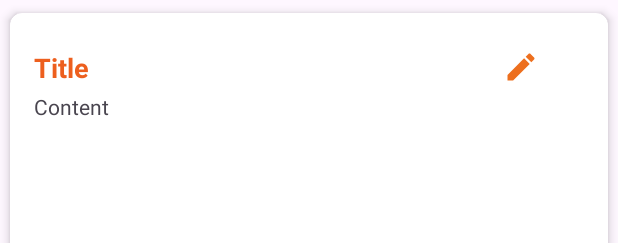
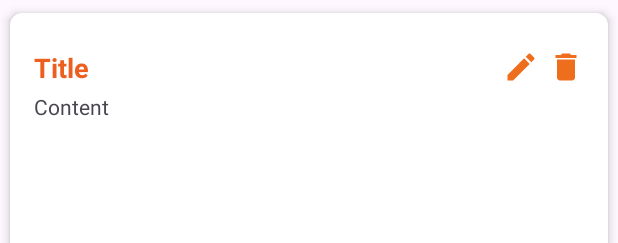
Before and after one commit to Harytharan/Notes, an Android app: the layout note_item.xml on its own in the app's theme, with its tools: preview values and no code run, on a phone screen of 412 x 824 dp. Shown: the top 243 px of the screen. Run offline under Robolectric (Android 15) with nearby library versions, the phone set to English and light mode, and no system bars.

Commit message:
Delete Data from Database

```diff
--- /dev/null
+++ b/app/src/main/res/drawable/baseline_delete_24.xml
@@ -0,0 +1,5 @@
+<vector xmlns:android="http://schemas.android.com/apk/res/android" android:height="24dp" android:tint="#ED6F1E" android:viewportHeight="24" android:viewportWidth="24" android:width="24dp">
+
+    <path android:fillColor="@android:color/white" android:pathData="M6,19c0,1.1 0.9,2 2,2h8c1.1,0 2,-0.9 2,-2V7H6v12zM19,4h-3.5l-1,-1h-5l-1,1H5v2h14V4z"/>
+
+</vector>
--- a/app/src/main/res/layout/note_item.xml
+++ b/app/src/main/res/layout/note_item.xml
@@ -37,6 +37,14 @@
                 android:layout_marginEnd="30dp"
                 android:src="@drawable/baseline_create_24"/>
 
+
+            <ImageView
+                android:layout_width="24dp"
+                android:layout_height="24dp"
+                android:id="@+id/deleteButton"
+                android:layout_alignParentEnd="true"
+                android:src="@drawable/baseline_delete_24"/>
+
         </RelativeLayout>
 
         <TextView
```
Also changed, not shown: app/src/main/java/com/example/notes/NotesAdapter.kt (+9 -0 lines), app/src/main/java/com/example/notes/NotesDatabaseHelper.kt (+8 -0 lines).
